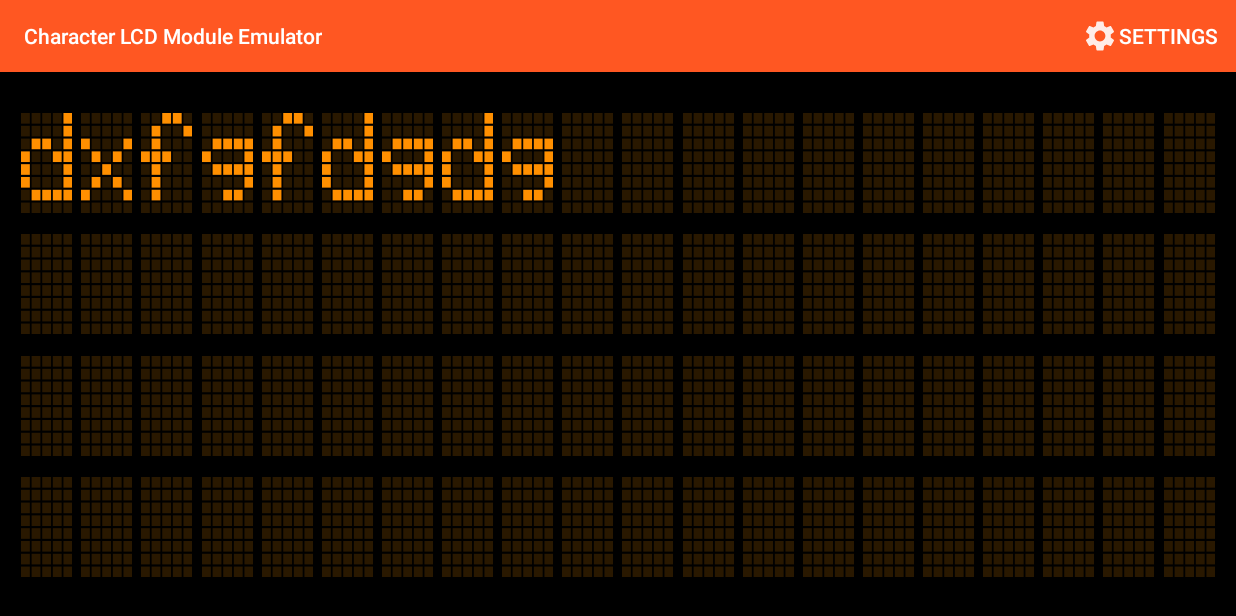
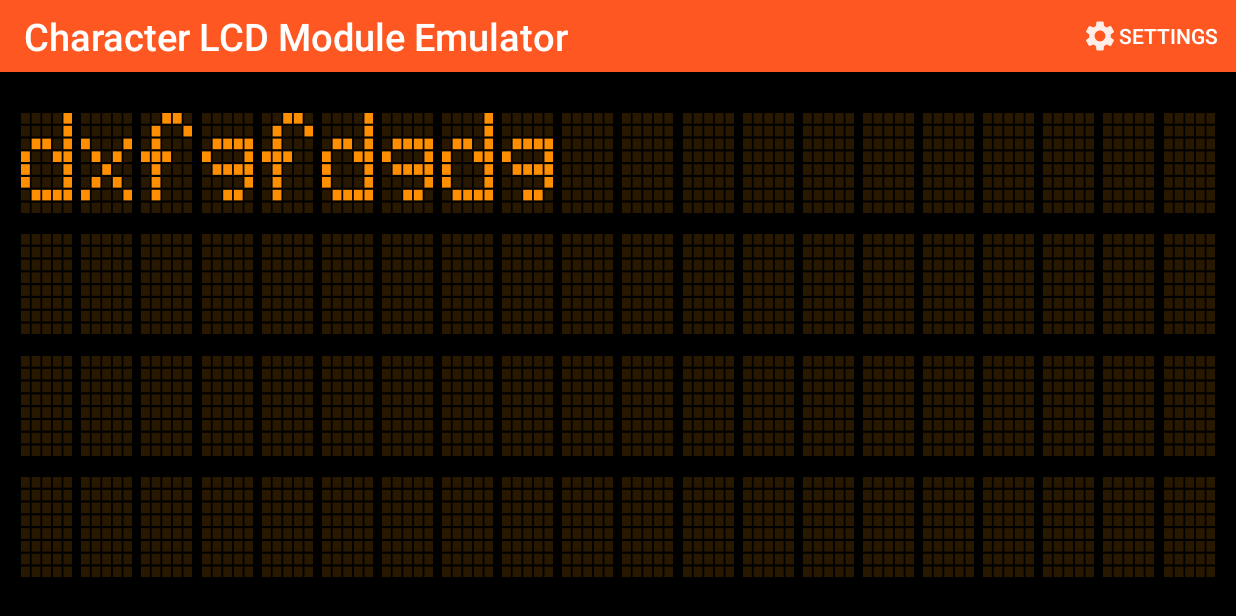
Before and after one commit to eeyrw/LcdEmulator, an Android app: the screen it shows after launch (MainActivity), on a phone screen of 824 x 412 dp (held sideways). Run offline under Robolectric (Android 15) with nearby library versions, the phone set to English and light mode, and no system bars.

Commit message:
Custom AppBar

```diff
--- a/app/src/main/res/values/styles.xml
+++ b/app/src/main/res/values/styles.xml
@@ -5,6 +5,18 @@
         <item name="colorPrimary">@color/colorPrimary</item>
         <item name="colorPrimaryDark">@color/colorPrimaryDark</item>
         <item name="colorAccent">@color/colorAccent</item>
+        <item name="actionBarStyle">@style/MyActionBarStyle</item>
+    </style>
+
+    <!-- ActionBar 样式 -->
+    <style name="MyActionBarStyle" parent="@style/Widget.AppCompat.ActionBar.Solid">
+        <item name="titleTextStyle">@style/CustomActionBarTitle</item>
+    </style>
+
+    <!-- ActionBar title 的样式 -->
+    <style name="CustomActionBarTitle" parent="@style/TextAppearance.AppCompat.Widget.ActionBar.Title">
+        <!-- <item name="android:textColor">@color/white_text</item> -->
+        <item name="android:textSize">25sp</item>
     </style>
 
 </resources>
```
